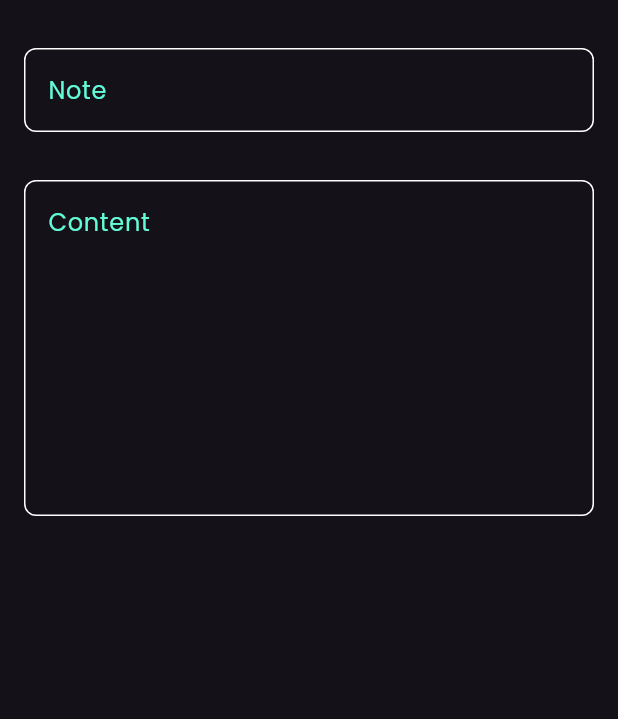
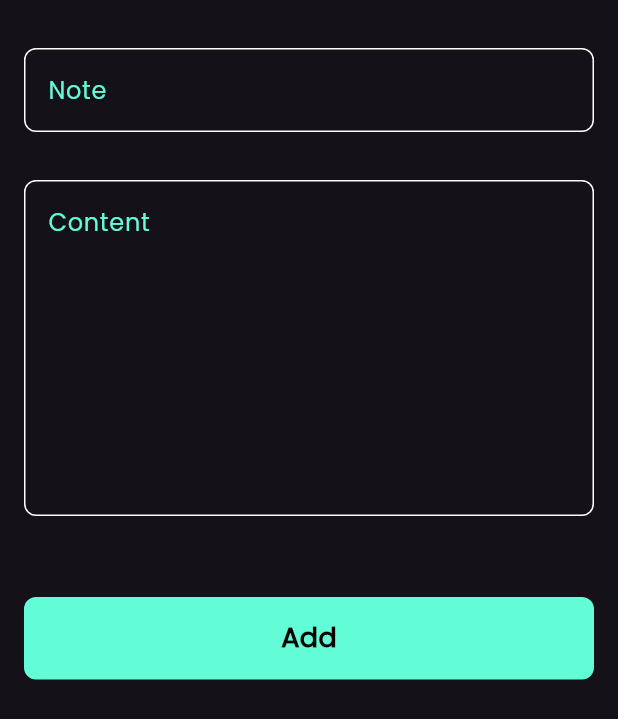
Before and after one commit to MahmoudKatr/notes_app, a Flutter app: the AddNoteBottomSheet widget shown alone on an empty page, opened directly, on a phone screen of 412 x 824 dp. Shown: the top 719 px of the screen. Run offline on Flutter 3.47's test engine with Material 3 defaults, Android fonts, the phone set to English and light mode, and no system bars; our stand-ins replace font_awesome_flutter.

Commit message:
Finish Add Note Bottom Sheet ✅

```diff
--- a/lib/views/widgets/add_note_model_sheet.dart
+++ b/lib/views/widgets/add_note_model_sheet.dart
@@ -1,4 +1,5 @@
 import 'package:flutter/material.dart';
+import 'package:notes_app/views/widgets/custom_bottom.dart';
 import 'package:notes_app/views/widgets/custom_text_field.dart';
 
 class AddNoteBottomSheet extends StatelessWidget {
@@ -8,6 +9,7 @@ class AddNoteBottomSheet extends StatelessWidget {
   Widget build(BuildContext context) {
     return const Padding(
       padding: EdgeInsets.symmetric(vertical: 32.0, horizontal: 16),
+      child: SingleChildScrollView(
         child: Column(
           children: [
             CustomTextField(
@@ -19,8 +21,13 @@ class AddNoteBottomSheet extends StatelessWidget {
             CustomTextField(
               hintText: 'Content',
               maxLines: 8,
-          )
+            ),
+            SizedBox(
+              height: 54,
+            ),
+            CustomButton()
           ],
+        ),
       ),
     );
   }
--- /dev/null
+++ b/lib/views/widgets/custom_bottom.dart
@@ -0,0 +1,28 @@
+import 'package:flutter/material.dart';
+import 'package:notes_app/constants.dart';
+
+class CustomButton extends StatelessWidget {
+  const CustomButton({super.key});
+
+  @override
+  Widget build(BuildContext context) {
+    return Container(
+      width: MediaQuery.of(context).size.width, // Full width
+      height: 55, // Fixed height
+      decoration: BoxDecoration(
+        color: kPrimaryColor,
+        borderRadius: BorderRadius.circular(8), // Rounded corners
+      ),
+      child: const Center(
+        child: Text(
+          'Add',
+          style: TextStyle(
+            color: Colors.black, // Text color
+            fontSize: 18, // Font size 18
+            fontWeight: FontWeight.bold, // Bold text
+          ),
+        ),
+      ),
+    );
+  }
+}
```
Lines whose indentation alone changed are shown as unchanged.
